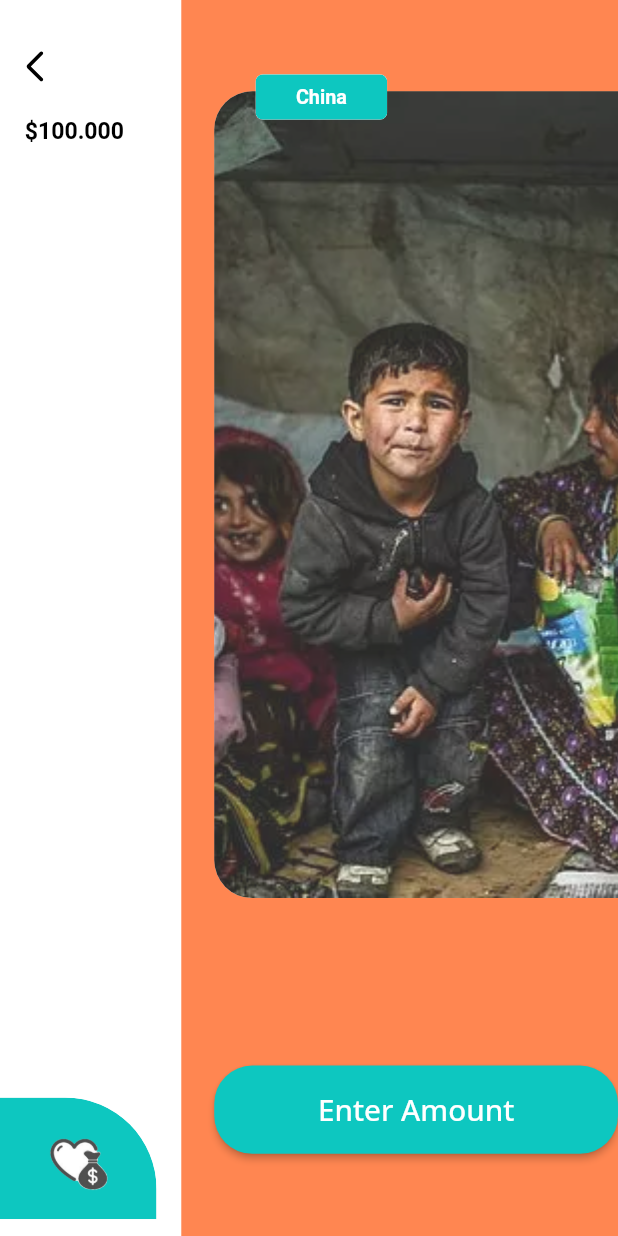
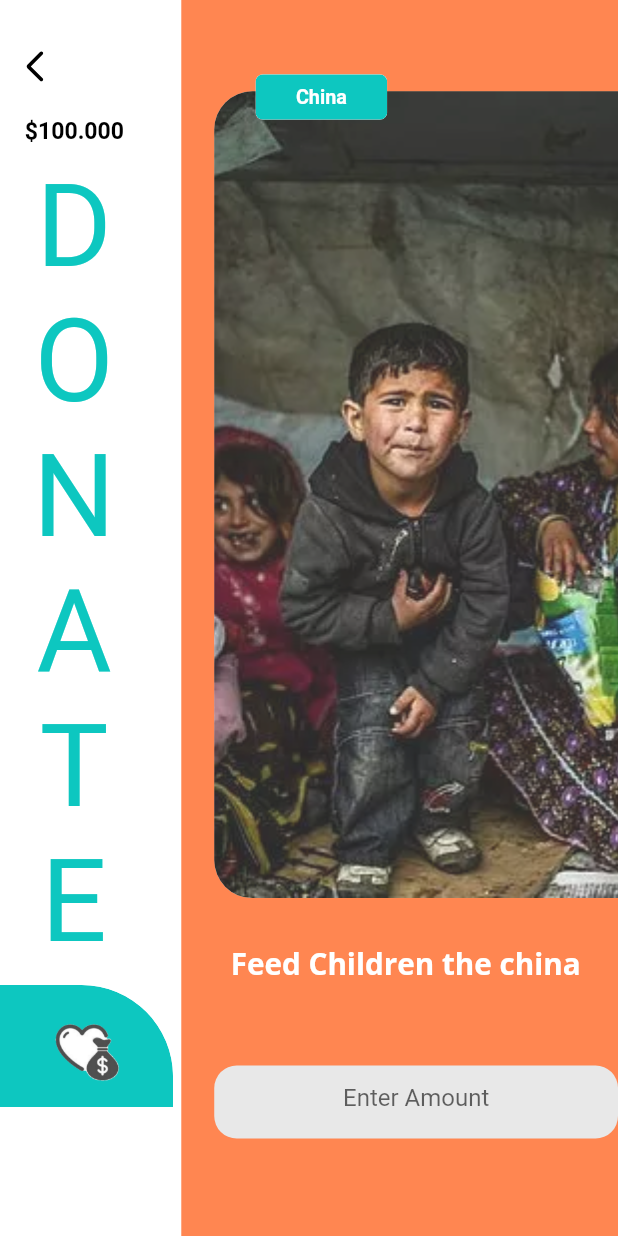
Before and after one commit to DargaHasanBasri/solution_challenge_project, a Flutter app: the DonatePage screen opened by its route, on a phone screen of 412 x 824 dp. Run offline on Flutter 3.47's test engine with Material 2 defaults, Android fonts, the phone set to English and light mode, and no system bars; our stand-ins replace firebase_core, flutter_screenutil, flutter_svg, get, google_maps_flutter, image_picker; missing offline and left inert: circular_seek_bar; accounts and stored records are empty; Roboto replaces fonts that are missing (PlayfairDisplay-SemiBold); project files that could hold a hidden picture were left out.

Commit message:
donate page fixed

```diff
--- a/lib/views/donate_page/companents/campaigns_poster.dart
+++ b/lib/views/donate_page/companents/campaigns_poster.dart
@@ -7,7 +7,8 @@ class CampaignPoster extends StatelessWidget {
 
   @override
   Widget build(BuildContext context) {
-    return Container(
+    return SingleChildScrollView(
+      child: Container(
         width: 265.w,
         height: 875.h,
         color: AppConstants.mainOrange,
@@ -45,10 +46,6 @@ class CampaignPoster extends StatelessWidget {
               ),
             ),
             Padding(
-            padding: EdgeInsets.only(top: 700.h, left: 20.w),
-            child: const ActionButton(buttonTitle: "Enter Amount"),
-          ),
-          Padding(
               padding: EdgeInsets.only(left: 45.w, top: 45.w),
               child: ClipRRect(
                 borderRadius: BorderRadius.circular(5.r),
@@ -77,7 +74,41 @@ class CampaignPoster extends StatelessWidget {
                 ),
               ),
             ),
+            Padding(
+              padding: EdgeInsets.only(top: 620.h, left: 30.w),
+              child: Text(
+                "Feed Children the china",
+                style: TextStyle(
+                  fontSize: 18.sp,
+                  color: AppConstants.mainWhite,
+                  fontFamily: FontConstants.openSansBold,
+                ),
+              ),
+            ),
+            Padding(
+              padding: EdgeInsets.only(top: 700.h, left: 20.w),
+              child: SizedBox(
+                width: 300.w,
+                height: 48.h,
+                child: TextFormField(
+                  keyboardType: TextInputType.number,
+                  textAlign: TextAlign.center,
+                  decoration: const InputDecoration(
+                    hintText: "Enter Amount",
+                    filled: true,
+                    fillColor: AppConstants.fillColorText,
+                    border: OutlineInputBorder(
+                      borderSide: BorderSide.none,
+                      borderRadius: BorderRadius.all(
+                        Radius.circular(15),
+                      ),
+                    ),
+                  ),
+                ),
+              ),
+            ),
           ],
+        ),
       ),
     );
   }
--- a/lib/views/donate_page/companents/donate_amount.dart
+++ b/lib/views/donate_page/companents/donate_amount.dart
@@ -7,7 +7,8 @@ class DonateAmount extends StatelessWidget {
 
   @override
   Widget build(BuildContext context) {
-    return Container(
+    return SingleChildScrollView(
+      child: Container(
         height: 875.h,
         width: 110.w,
         color: AppConstants.mainWhite,
@@ -30,18 +31,92 @@ class DonateAmount extends StatelessWidget {
               ),
             ),
             Padding(
-            padding: EdgeInsets.only(top: 626.h),
+              padding: EdgeInsets.only(top: 10.h, left: 20.w),
+              child: Column(
+                children: [
+                  Text(
+                    "D",
+                    style: TextStyle(
+                      fontSize: 70.sp,
+                      color: AppConstants.mainBlue,
+                      fontFamily: FontConstants.playfairDisplaySemiBold,
+                    ),
+                  ),
+                  Text(
+                    "O",
+                    style: TextStyle(
+                      fontSize: 70.sp,
+                      color: AppConstants.mainBlue,
+                      fontFamily: FontConstants.playfairDisplaySemiBold,
+                    ),
+                  ),
+                  Text(
+                    "N",
+                    style: TextStyle(
+                      fontSize: 70.sp,
+                      color: AppConstants.mainBlue,
+                      fontFamily: FontConstants.playfairDisplaySemiBold,
+                    ),
+                  ),
+                  Text(
+                    "A",
+                    style: TextStyle(
+                      fontSize: 70.sp,
+                      color: AppConstants.mainBlue,
+                      fontFamily: FontConstants.playfairDisplaySemiBold,
+                    ),
+                  ),
+                  Text(
+                    "T",
+                    style: TextStyle(
+                      fontSize: 70.sp,
+                      color: AppConstants.mainBlue,
+                      fontFamily: FontConstants.playfairDisplaySemiBold,
+                    ),
+                  ),
+                  Text(
+                    "E",
+                    style: TextStyle(
+                      fontSize: 70.sp,
+                      color: AppConstants.mainBlue,
+                      fontFamily: FontConstants.playfairDisplaySemiBold,
+                    ),
+                  ),
+                ],
+              ),
+            ),
+            Padding(
+              padding: EdgeInsets.only(top: 10.h),
               child: ClipRRect(
                 borderRadius: BorderRadius.only(
                   topRight: Radius.circular(60.r),
                 ),
                 child: Material(
                   child: InkWell(
-                  onTap: () => Get.toNamed(
-                    NavigationConstants.campaignsDetails1,
+                    onTap: () {
+                      Get.defaultDialog(
+                        title: Text('payment_method'.tr).data!,
+                        backgroundColor: AppConstants.mainBlue,
+                        content: Container(
+                          width: 800.w,
+                          height: 300.h,
+                          child: Column(
+                            children: [
+                              Wrap(
+                                spacing: 8,
+                                children: [
+                                  Chip(label: Text('cash'.tr)),
+                                  Chip(label: Text('card'.tr)),
+                                  Chip(label: Text('qr'.tr)),
+                                ],
                               ),
+                            ],
+                          ),
+                        ),
+                      );
+                    },
                     child: Ink(
-                    width: 95.w,
+                      width: 105.w,
                       height: 80.h,
                       decoration: BoxDecoration(
                         color: AppConstants.mainBlue,
@@ -60,6 +135,7 @@ class DonateAmount extends StatelessWidget {
             )
           ],
         ),
+      ),
     );
   }
 }
```
Lines whose indentation alone changed are shown as unchanged.
